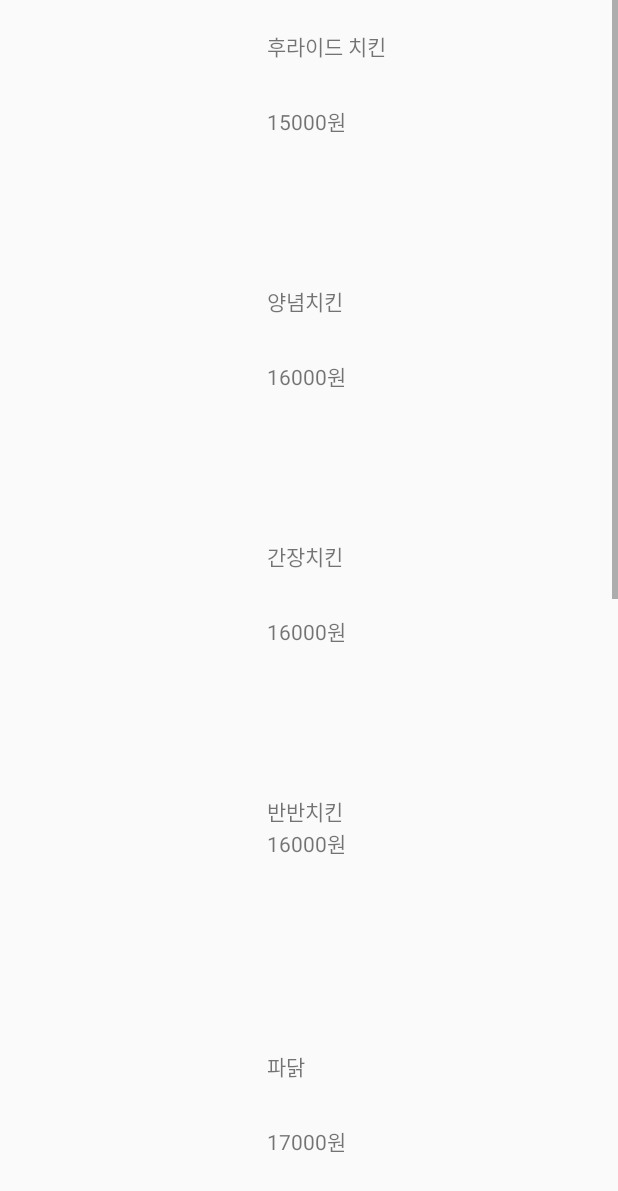
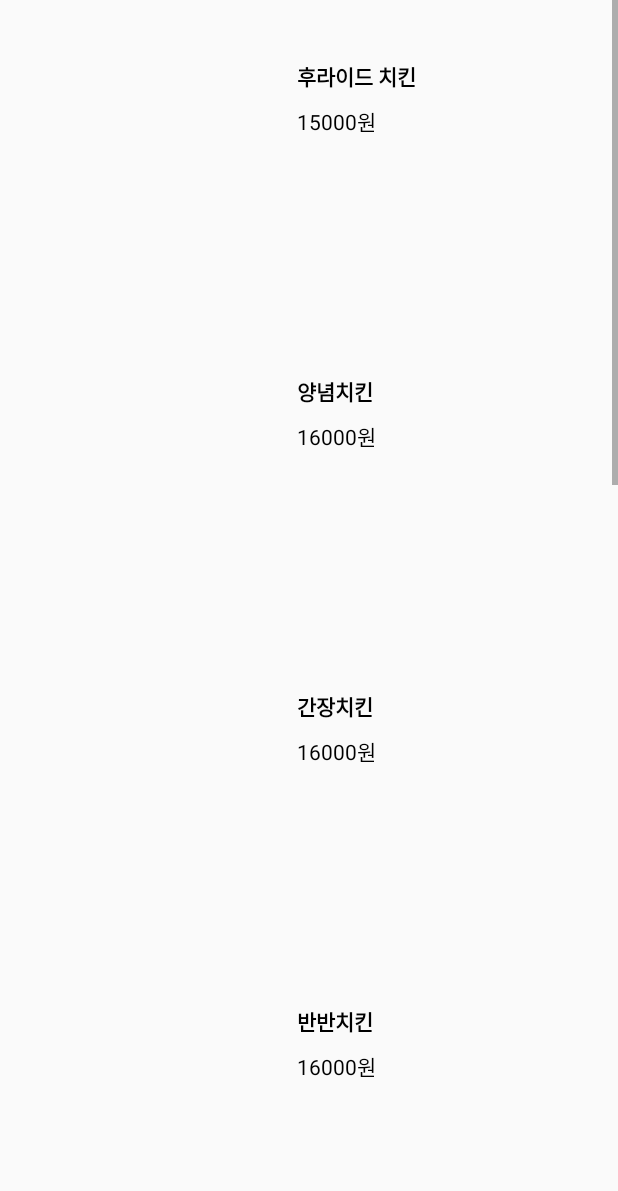
Before and after one commit to MeteorSis/Omni-Stadium--Android, an Android app: the layout order_chicken_main.xml on its own in the app's theme, with its tools: preview values and no code run, on a phone screen of 412 x 824 dp. Shown: the top 1191 px of the screen. Run offline under Robolectric (Android 15) with nearby library versions, the phone set to English and light mode, and no system bars.

Commit message:
order_chicken_main was changed

```diff
--- a/app/src/main/java/skhu/cse/network/omni_stadium/ChickenActivity.java
+++ b/app/src/main/java/skhu/cse/network/omni_stadium/ChickenActivity.java
@@ -21,7 +21,7 @@ public class ChickenActivity extends AppCompatActivity {
         ImageView currychick = (ImageView)findViewById(R.id.ivcurrychicken);
         ImageView gokmul = (ImageView)findViewById(R.id.ivgokmul);
         ImageView honey = (ImageView)findViewById(R.id.ivhoney);
-        ImageView cheeze = (ImageView)findViewById(R.id.ivcheeze);
+        ImageView cheese = (ImageView)findViewById(R.id.ivcheese);
 
 
         Glide.with(this).load(R.drawable.fchicken).into(fchick);
@@ -33,7 +33,7 @@ public class ChickenActivity extends AppCompatActivity {
         Glide.with(this).load(R.drawable.size_currychicken).into(currychick);
         Glide.with(this).load(R.drawable.size_gokmul).into(gokmul);
         Glide.with(this).load(R.drawable.size_honeychicken).into(honey);
-        Glide.with(this).load(R.drawable.size_cheeze).into(cheeze);
+        Glide.with(this).load(R.drawable.size_cheese).into(cheese);
 
 
     }
--- a/app/src/main/res/layout/order_chicken_main.xml
+++ b/app/src/main/res/layout/order_chicken_main.xml
@@ -19,23 +19,25 @@
             android:layout_height="150dp" />
 
         <LinearLayout
-            android:layout_width="212dp"
+            android:layout_width="200dp"
             android:layout_height="130dp"
-            android:layout_margin="20dp"
+            android:layout_margin="40dp"
             android:orientation="vertical">
 
             <TextView
                 android:id="@+id/tvfchick_name"
                 android:layout_width="match_parent"
-                android:layout_height="50dp"
-                android:layout_gravity="center"
-                android:text="후라이드 치킨" />
+                android:layout_height="30dp"
+                android:text="후라이드 치킨"
+                android:textColor="#000000"
+                android:textStyle="bold" />
 
             <TextView
                 android:id="@+id/tvfchick_cost"
                 android:layout_width="match_parent"
-                android:layout_height="50dp"
-                android:text="15000원" />
+                android:layout_height="30dp"
+                android:text="15000원"
+                android:textColor="#000000"/>
 
         </LinearLayout>
 
@@ -46,22 +48,25 @@
             android:layout_height="150dp" />
 
         <LinearLayout
-            android:layout_width="212dp"
+            android:layout_width="200dp"
             android:layout_height="130dp"
-            android:layout_margin="20dp"
+            android:layout_margin="40dp"
             android:orientation="vertical">
 
             <TextView
                 android:id="@+id/tvychick_name"
                 android:layout_width="match_parent"
-                android:layout_height="50dp"
-                android:text="양념치킨" />
+                android:layout_height="30dp"
+                android:text="양념치킨"
+                android:textColor="#000000"
+                android:textStyle="bold"/>
 
             <TextView
                 android:id="@+id/tvychick_cost"
                 android:layout_width="match_parent"
-                android:layout_height="50dp"
-                android:text="16000원" />
+                android:layout_height="30dp"
+                android:text="16000원"
+                android:textColor="#000000"/>
 
         </LinearLayout>
 
@@ -71,22 +76,25 @@
             android:layout_height="150dp" />
 
         <LinearLayout
-            android:layout_width="212dp"
+            android:layout_width="200dp"
             android:layout_height="130dp"
-            android:layout_margin="20dp"
+            android:layout_margin="40dp"
             android:orientation="vertical">
 
             <TextView
                 android:id="@+id/tvgchick_name"
                 android:layout_width="match_parent"
-                android:layout_height="50dp"
-                android:text="간장치킨" />
+                android:layout_height="30dp"
+                android:text="간장치킨"
+                android:textColor="#000000"
+                android:textStyle="bold"/>
 
             <TextView
                 android:id="@+id/tvgchick_cost"
                 android:layout_width="match_parent"
-                android:layout_height="50dp"
-                android:text="16000원" />
+                android:layout_height="30dp"
+                android:text="16000원"
+                android:textColor="#000000"/>
 
         </LinearLayout>
 
@@ -94,23 +102,27 @@
             android:id="@+id/ivhalfchicken"
             android:layout_width="150dp"
             android:layout_height="150dp" />
+
         <LinearLayout
-            android:layout_width="212dp"
+            android:layout_width="200dp"
             android:layout_height="130dp"
-            android:layout_margin="20dp"
+            android:layout_margin="40dp"
             android:orientation="vertical">
 
             <TextView
                 android:id="@+id/tvhalfchick_name"
                 android:layout_width="match_parent"
-                android:layout_height="wrap_content"
-                android:text="반반치킨" />
+                android:layout_height="30dp"
+                android:text="반반치킨"
+                android:textColor="#000000"
+                android:textStyle="bold"/>
 
             <TextView
                 android:id="@+id/tvhalfchick_cost"
                 android:layout_width="match_parent"
-                android:layout_height="wrap_content"
-                android:text="16000원" />
+                android:layout_height="30dp"
+                android:text="16000원"
+                android:textColor="#000000"/>
 
         </LinearLayout>
 
@@ -120,22 +132,25 @@
             android:layout_height="150dp" />
 
         <LinearLayout
-            android:layout_width="212dp"
+            android:layout_width="200dp"
             android:layout_height="130dp"
-            android:layout_margin="20dp"
+            android:layout_margin="40dp"
             android:orientation="vertical">
 
             <TextView
                 android:id="@+id/tvpachick_name"
                 android:layout_width="match_parent"
-                android:layout_height="50dp"
-                android:text="파닭" />
+                android:layout_height="30dp"
+                android:text="파닭"
+                android:textStyle="bold"
+                android:textColor="#000000"/>
 
             <TextView
                 android:id="@+id/tvpachick_cost"
                 android:layout_width="match_parent"
-                android:layout_height="50dp"
-                android:text="17000원" />
+                android:layout_height="30dp"
+                android:text="17000원"
+                android:textColor="#000000"/>
 
         </LinearLayout>
 
@@ -147,22 +162,25 @@
 
 
         <LinearLayout
-            android:layout_width="212dp"
+            android:layout_width="200dp"
             android:layout_height="130dp"
-            android:layout_margin="20dp"
+            android:layout_margin="40dp"
             android:orientation="vertical">
 
             <TextView
                 android:id="@+id/tvhotchick_name"
                 android:layout_width="match_parent"
-                android:layout_height="50dp"
-                android:text="핫치킨" />
+                android:layout_height="30dp"
+                android:text="핫치킨"
+                android:textColor="#000000"
+                android:textStyle="bold"/>
 
             <TextView
                 android:id="@+id/tvhotchick_cost"
                 android:layout_width="match_parent"
-                android:layout_height="50dp"
-                android:text="18000원" />
+                android:layout_height="30dp"
+                android:text="18000원"
+                android:textColor="#000000"/>
 
         </LinearLayout>
 
@@ -172,21 +190,25 @@
             android:layout_height="150dp" />
 
         <LinearLayout
-            android:layout_width="212dp"
+            android:layout_width="200dp"
             android:layout_height="130dp"
-            android:layout_margin="20dp"
+            android:layout_margin="40dp"
             android:orientation="vertical">
+
             <TextView
                 android:id="@+id/tvcurry_name"
                 android:layout_width="match_parent"
-            android:layout_height="50dp"
-            android:text="커리치킨" />
+                android:layout_height="30dp"
+                android:text="커리치킨"
+                android:textStyle="bold"
+                android:textColor="#000000"/>
 
             <TextView
                 android:id="@+id/tvcurry_cost"
                 android:layout_width="match_parent"
-            android:layout_height="50dp"
-            android:text="18000원" />
+                android:layout_height="30dp"
+                android:text="18000원"
+                android:textColor="#000000"/>
 
 
         </LinearLayout>
@@ -199,21 +221,25 @@
 
 
         <LinearLayout
-            android:layout_width="212dp"
+            android:layout_width="200dp"
             android:layout_height="130dp"
-            android:layout_margin="20dp"
+            android:layout_margin="40dp"
             android:orientation="vertical">
+
             <TextView
                 android:id="@+id/tvgokmul_name"
                 android:layout_width="match_parent"
-            android:layout_height="50dp"
-            android:text="곡물치킨" />
+                android:layout_height="30dp"
+                android:text="곡물치킨"
+                android:textColor="#000000"
+                android:textStyle="bold"/>
 
             <TextView
                 android:id="@+id/tvgokmul_cost"
                 android:layout_width="match_parent"
-            android:layout_height="50dp"
-            android:text="18000원" />
+                android:layout_height="30dp"
+                android:text="18000원"
+                android:textColor="#000000"/>
 
         </LinearLayout>
 
@@ -224,47 +250,53 @@
             android:layout_height="150dp" />
 
         <LinearLayout
-            android:layout_width="212dp"
+            android:layout_width="200dp"
             android:layout_height="130dp"
-            android:layout_margin="20dp"
+            android:layout_margin="40dp"
             android:orientation="vertical">
 
             <TextView
                 android:id="@+id/tvhoney_name"
                 android:layout_width="match_parent"
-                android:layout_height="50dp"
-                android:text="허니갈릭스 치킨" />
+                android:layout_height="30dp"
+                android:text="허니갈릭스 치킨"
+                android:textStyle="bold"
+                android:textColor="#000000"/>
 
             <TextView
                 android:id="@+id/tvhoney_cost"
                 android:layout_width="match_parent"
-                android:layout_height="50dp"
-                android:text="19000원" />
+                android:layout_height="30dp"
+                android:text="19000원"
+                android:textColor="#000000"/>
 
         </LinearLayout>
 
         <ImageView
-            android:id="@+id/ivcheeze"
+            android:id="@+id/ivcheese"
             android:layout_width="150dp"
             android:layout_height="150dp" />
 
         <LinearLayout
-            android:layout_width="212dp"
+            android:layout_width="200dp"
             android:layout_height="130dp"
-            android:layout_margin="20dp"
+            android:layout_margin="40dp"
             android:orientation="vertical">
 
             <TextView
-                android:id="@+id/tvcheeze_name"
+                android:id="@+id/tvcheese_name"
                 android:layout_width="match_parent"
-                android:layout_height="50dp"
-                android:text="치즐링 치킨" />
+                android:layout_height="30dp"
+                android:text="치즐링 치킨"
+                android:textStyle="bold"
+                android:textColor="#000000"/>
 
             <TextView
-                android:id="@+id/tvcheeze_cost"
+                android:id="@+id/tvcheese_cost"
                 android:layout_width="match_parent"
-                android:layout_height="50dp"
-                android:text="19000원" />
+                android:layout_height="30dp"
+                android:text="19000원"
+                android:textColor="#000000"/>
 
         </LinearLayout>
 
```
Also changed, not shown: app/src/main/res/drawable/size_cheese.png (renamed from app/src/main/res/drawable/size_cheeze.png). Lines whose indentation alone changed are shown as unchanged.
